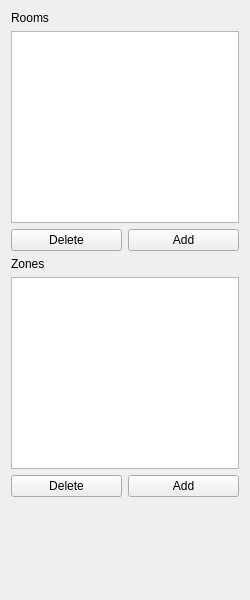
Above: forms/roomlistwidget.ui from JuPedSim/jpseditor before the change. Below: the same form after it.
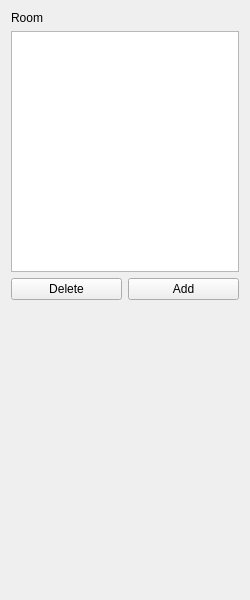
That is the form after the change.

Commit message: feat(jpseditor-213): Remove crossing in UI

The edit to the form file:
```diff
--- a/forms/roomlistwidget.ui
+++ b/forms/roomlistwidget.ui
@@ -33,7 +33,7 @@
        <item>
         <widget class="QLabel" name="label">
          <property name="text">
-          <string>Rooms</string>
+          <string>Room</string>
          </property>
         </widget>
        </item>
@@ -60,38 +60,6 @@
        </item>
       </layout>
      </item>
-     <item>
-      <layout class="QVBoxLayout" name="verticalLayout">
-       <item>
-        <widget class="QLabel" name="label_zone">
-         <property name="text">
-          <string>Zones</string>
-         </property>
-        </widget>
-       </item>
-       <item>
-        <widget class="QListWidget" name="listWidget_zones"/>
-       </item>
-       <item>
-        <layout class="QHBoxLayout" name="horizontalLayout">
-         <item>
-          <widget class="QPushButton" name="pushButton_deleteZone">
-           <property name="text">
-            <string>Delete</string>
-           </property>
-          </widget>
-         </item>
-         <item>
-          <widget class="QPushButton" name="pushButton_addZone">
-           <property name="text">
-            <string>Add</string>
-           </property>
-          </widget>
-         </item>
-        </layout>
-       </item>
-      </layout>
-     </item>
     </layout>
    </item>
    <item row="1" column="0">
```
The commit also changes 7 other files.
